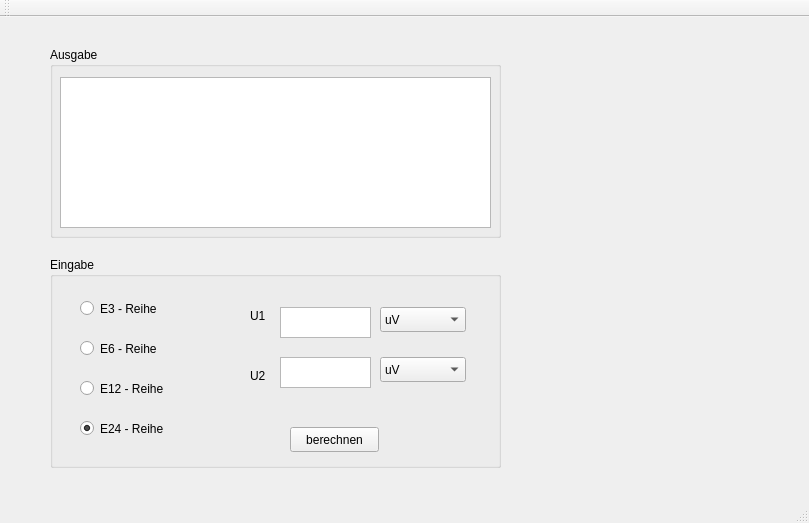
The window that MainWindow.ui (SamSchuler/SpannungsteilerPMSwEng) describes before a commit, drawn with Qt 5.
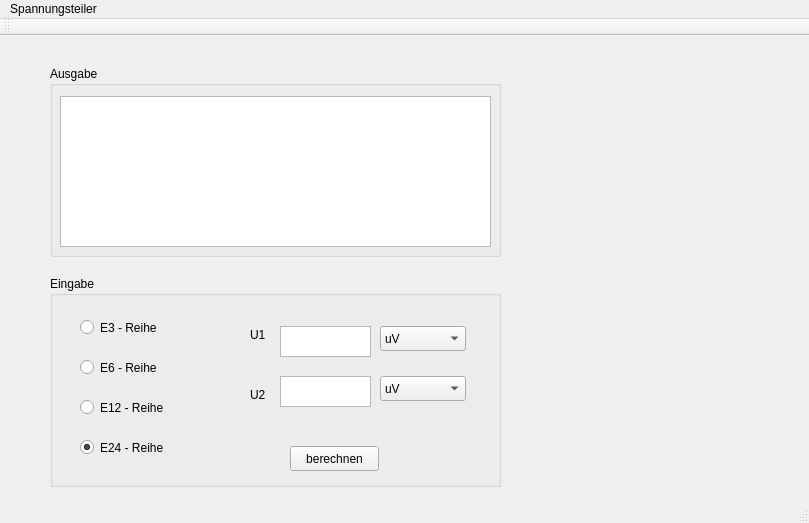
The same window after the commit. Icons and pictures are not drawn.

Diff of the .ui file:
```diff
--- a/MainWindow.ui
+++ b/MainWindow.ui
@@ -111,10 +111,10 @@
    <widget class="QLabel" name="label_picture">
     <property name="geometry">
      <rect>
-      <x>580</x>
-      <y>90</y>
-      <width>171</width>
-      <height>331</height>
+      <x>560</x>
+      <y>60</y>
+      <width>181</width>
+      <height>341</height>
      </rect>
     </property>
     <property name="sizePolicy">
@@ -281,6 +281,12 @@
      <height>22</height>
     </rect>
    </property>
+   <widget class="QMenu" name="menuSpannungsteiler">
+    <property name="title">
+     <string>Spannungsteiler</string>
+    </property>
+   </widget>
+   <addaction name="menuSpannungsteiler"/>
   </widget>
   <widget class="QToolBar" name="mainToolBar">
    <attribute name="toolBarArea">
```
